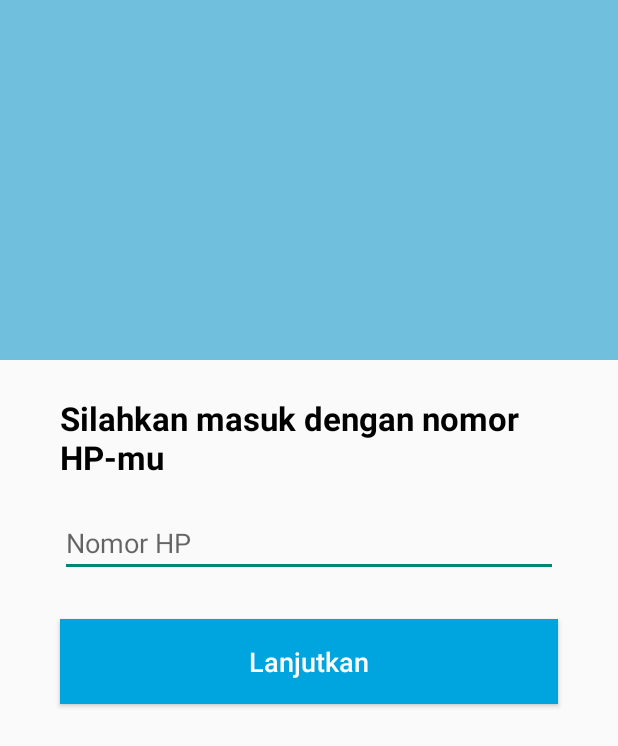
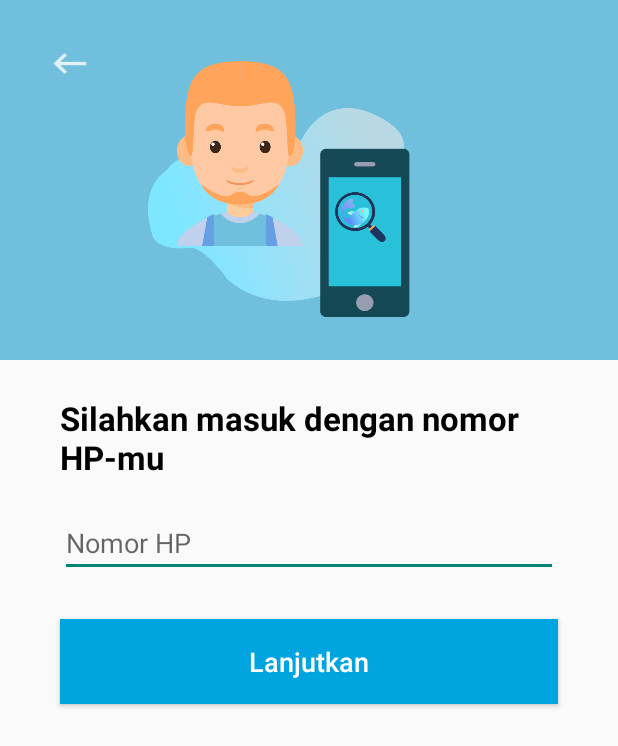
Before and after one commit to havidalbar/Soya, an Android app: the layout activity_masuk.xml on its own in the app's theme, with its tools: preview values and no code run, on a phone screen of 412 x 824 dp. Shown: the top 746 px of the screen. Run offline under Robolectric (Android 15) with nearby library versions, the light colour scheme and no system bars.

Commit message:
masok + back + orang

```diff
--- a/app/src/main/AndroidManifest.xml
+++ b/app/src/main/AndroidManifest.xml
@@ -9,7 +9,13 @@
         android:roundIcon="@mipmap/ic_launcher_round"
         android:supportsRtl="true"
         android:theme="@style/Theme.AppCompat.Light.NoActionBar">
-        <activity android:name=".MasukActivity"></activity>
+        <activity android:name=".MasukActivity">
+            <intent-filter>
+                <action android:name="android.intent.action.MAIN" />
+
+                <category android:name="android.intent.category.LAUNCHER" />
+            </intent-filter>
+        </activity>
     </application>
 
 </manifest>
--- a/app/src/main/res/layout/activity_masuk.xml
+++ b/app/src/main/res/layout/activity_masuk.xml
@@ -15,6 +15,29 @@
         app:layout_constraintEnd_toEndOf="parent"
         app:layout_constraintStart_toStartOf="parent"
         app:layout_constraintTop_toTopOf="parent" />
+
+    <ImageView
+        android:id="@+id/imageView6"
+        android:layout_width="215dp"
+        android:layout_height="215dp"
+        android:src="@drawable/masuk"
+        app:layout_constraintBottom_toBottomOf="@+id/view"
+        app:layout_constraintEnd_toEndOf="parent"
+        app:layout_constraintStart_toStartOf="@+id/view" />
+
+    <ImageView
+        android:id="@+id/imageView5"
+        android:layout_width="39dp"
+        android:layout_height="24dp"
+        android:layout_marginTop="30dp"
+        android:src="@drawable/ic_back_button"
+        android:tint="@android:color/white"
+        app:layout_constraintBottom_toBottomOf="@+id/view"
+        app:layout_constraintEnd_toEndOf="parent"
+        app:layout_constraintHorizontal_bias="0.071"
+        app:layout_constraintStart_toStartOf="parent"
+        app:layout_constraintTop_toTopOf="parent"
+        app:layout_constraintVertical_bias="0.0" />
 
     <TextView
         android:id="@+id/textView"
```
Also changed, not shown: app/src/main/res/drawable-hdpi/ic_back_button.png (added), app/src/main/res/drawable-mdpi/ic_back_button.png (added), app/src/main/res/drawable-xhdpi/ic_back_button.png (added), app/src/main/res/drawable-xxhdpi/ic_back_button.png (added), app/src/main/res/drawable-xxxhdpi/ic_back_button.png (added), app/src/main/res/drawable/masuk.png (added).
